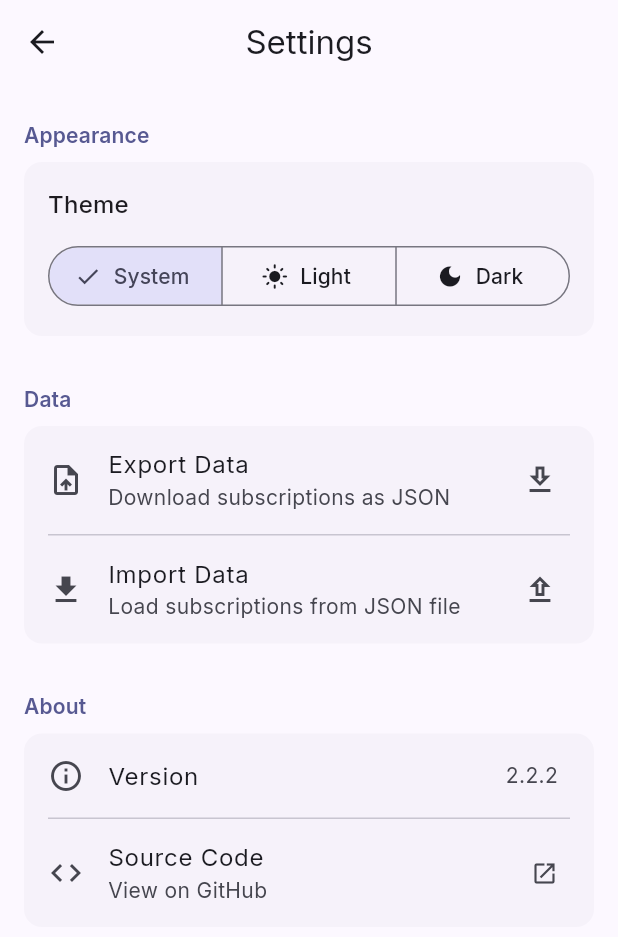
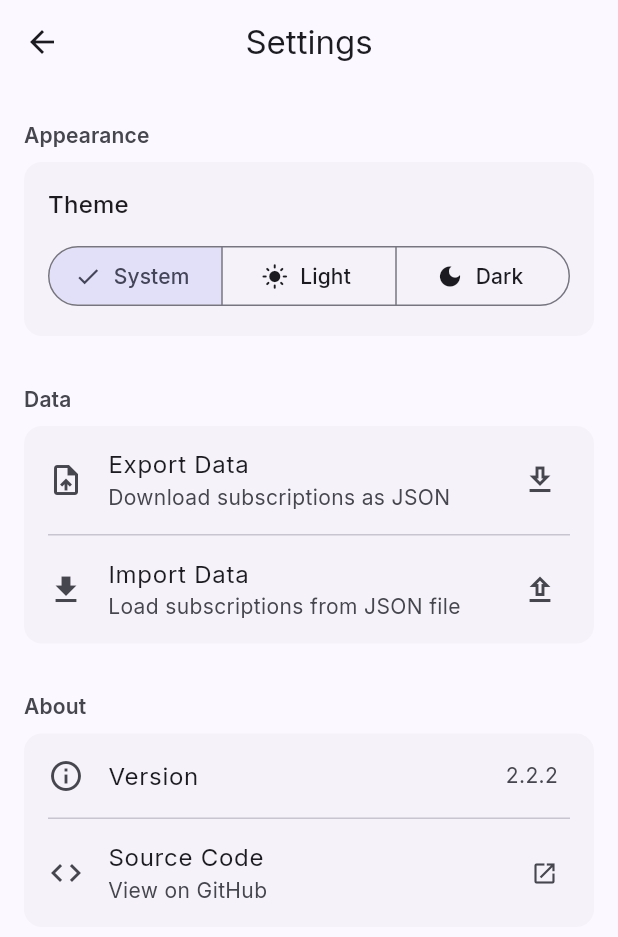
Before and after one commit to andrelupe/sub-tracker, a Flutter app: the screen it shows after launch, after a tap on the "settings" icon, on a phone screen of 412 x 824 dp. Shown: the top 937 px of the screen. Run offline on Flutter 3.47's test engine with Material 3 defaults, Android fonts, the phone set to English and light mode, and no system bars; our stand-ins replace file_picker, flutter_dotenv, flutter_riverpod, flutter_slidable, go_router, google_fonts and 2 more; missing offline and left inert: dart:html; generated files the repository leaves out were written again; network calls fail.

Commit message:
refactor: consistent desktop AppBar and improved accessibility (#14)
* refactor: consistent desktop AppBar and improved accessibility

- **Branding**: update AppBar title from 'Subscription Tracker' to 'SubTracker'
- **AppBar Consistency**: align maxWidth to 1100px across Home, Form, and Settings
- **Desktop Layout**: sticky section header in desktop layout outside scrollable area
- **Theme Refactor**: extract _buildTheme() to eliminate ~40 lines of duplication
- **Accessibility**: improve section label contrast using onSurfaceVariant color
- **Category Colors**: darken cloud, news, and education colors for better contrast
- **AppBar Polish**: add scrolledUnderElevation: 0 to prevent shadow artifacts

* docs: update README and ROADMAP with v2.2.1 and v2.2.2 features

- **README.md**: enhance Features section with desktop-specific capabilities
- **README.md**: add desktop hover actions, undo delete, and responsive layout descriptions
- **README.md**: update inline roadmap table with v2.2.1 and v2.2.2 releases
- **ROADMAP.md**: add comprehensive v2.2.1 section covering responsive desktop layout
- **ROADMAP.md**: add detailed v2.2.2 section with 18 UI polish improvements
- **Version Status**: mark v2.2.1 and v2.2.2 as Done, v2.3.0 as Next
- **Documentation**: provide complete feature coverage for recent releases

---------

Co-authored-by: andre.pereira <andre.pereira@relexsolutions.com>

```diff
--- a/lib/core/theme/app_theme.dart
+++ b/lib/core/theme/app_theme.dart
@@ -5,63 +5,27 @@ abstract class AppTheme {
   static const _primaryColor = Color(0xFF6366F1);
   static const _errorColor = Color(0xFFEF4444);
 
-  static final light = ThemeData(
+  static final light = _buildTheme(Brightness.light);
+  static final dark = _buildTheme(Brightness.dark);
+
+  static ThemeData _buildTheme(Brightness brightness) {
+    final isDark = brightness == Brightness.dark;
+    final baseTextTheme =
+        isDark ? ThemeData.dark().textTheme : ThemeData.light().textTheme;
+
+    return ThemeData(
       useMaterial3: true,
-    brightness: Brightness.light,
+      brightness: brightness,
       colorScheme: ColorScheme.fromSeed(
         seedColor: _primaryColor,
+        brightness: brightness,
         error: _errorColor,
       ),
-    textTheme: GoogleFonts.interTextTheme(),
+      textTheme: GoogleFonts.interTextTheme(baseTextTheme),
       appBarTheme: const AppBarTheme(
         centerTitle: true,
         elevation: 0,
-    ),
-    cardTheme: CardThemeData(
-      clipBehavior: Clip.antiAlias,
-      elevation: 0,
-      shape: RoundedRectangleBorder(
-        borderRadius: BorderRadius.circular(12),
-      ),
-    ),
-    inputDecorationTheme: InputDecorationTheme(
-      filled: false,
-      border: OutlineInputBorder(
-        borderRadius: BorderRadius.circular(12),
-      ),
-      floatingLabelBehavior: FloatingLabelBehavior.auto,
-      contentPadding: const EdgeInsets.symmetric(
-        horizontal: 16,
-        vertical: 16,
-      ),
-    ),
-    filledButtonTheme: FilledButtonThemeData(
-      style: FilledButton.styleFrom(
-        backgroundColor: _primaryColor,
-        foregroundColor: Colors.white,
-        padding: const EdgeInsets.symmetric(
-          horizontal: 24,
-          vertical: 14,
-        ),
-        shape: RoundedRectangleBorder(
-          borderRadius: BorderRadius.circular(12),
-        ),
-      ),
-    ),
-  );
-
-  static final dark = ThemeData(
-    useMaterial3: true,
-    brightness: Brightness.dark,
-    colorScheme: ColorScheme.fromSeed(
-      seedColor: _primaryColor,
-      brightness: Brightness.dark,
-      error: _errorColor,
-    ),
-    textTheme: GoogleFonts.interTextTheme(ThemeData.dark().textTheme),
-    appBarTheme: const AppBarTheme(
-      centerTitle: true,
-      elevation: 0,
+        scrolledUnderElevation: 0,
       ),
       cardTheme: CardThemeData(
         clipBehavior: Clip.antiAlias,
@@ -96,3 +60,4 @@ abstract class AppTheme {
       ),
     );
   }
+}
--- a/lib/features/settings/screens/settings_screen.dart
+++ b/lib/features/settings/screens/settings_screen.dart
@@ -22,7 +22,7 @@ class SettingsScreen extends ConsumerWidget {
         titleSpacing: isDesktop ? 0 : null,
         title: isDesktop
             ? CenteredContent(
-                maxWidth: 600,
+                maxWidth: 1100,
                 padding: const EdgeInsets.symmetric(horizontal: 24),
                 child: Row(
                   children: [
@@ -51,7 +51,7 @@ class SettingsScreen extends ConsumerWidget {
               child: Text(
                 'Data',
                 style: Theme.of(context).textTheme.titleSmall?.copyWith(
-                      color: Theme.of(context).colorScheme.primary,
+                      color: Theme.of(context).colorScheme.onSurfaceVariant,
                       fontWeight: FontWeight.w600,
                     ),
               ),
--- a/lib/features/settings/widgets/about_section.dart
+++ b/lib/features/settings/widgets/about_section.dart
@@ -34,7 +34,7 @@ class AboutSection extends StatelessWidget {
           child: Text(
             'About',
             style: Theme.of(context).textTheme.titleSmall?.copyWith(
-                  color: Theme.of(context).colorScheme.primary,
+                  color: Theme.of(context).colorScheme.onSurfaceVariant,
                   fontWeight: FontWeight.w600,
                 ),
           ),
--- a/lib/features/settings/widgets/theme_selector.dart
+++ b/lib/features/settings/widgets/theme_selector.dart
@@ -18,7 +18,7 @@ class ThemeSelector extends ConsumerWidget {
           child: Text(
             'Appearance',
             style: Theme.of(context).textTheme.titleSmall?.copyWith(
-                  color: Theme.of(context).colorScheme.primary,
+                  color: Theme.of(context).colorScheme.onSurfaceVariant,
                   fontWeight: FontWeight.w600,
                 ),
           ),
--- a/lib/features/subscriptions/models/subscription_category.dart
+++ b/lib/features/subscriptions/models/subscription_category.dart
@@ -5,10 +5,10 @@ enum SubscriptionCategory {
   music('Music', Icons.music_note_outlined, Color(0xFFF97316)),
   productivity('Productivity', Icons.work_outline, Color(0xFF3B82F6)),
   gaming('Gaming', Icons.sports_esports_outlined, Color(0xFF8B5CF6)),
-  cloud('Cloud Storage', Icons.cloud_outlined, Color(0xFF06B6D4)),
-  news('News & Media', Icons.newspaper_outlined, Color(0xFF84CC16)),
+  cloud('Cloud Storage', Icons.cloud_outlined, Color(0xFF0891B2)),
+  news('News & Media', Icons.newspaper_outlined, Color(0xFF65A30D)),
   fitness('Fitness', Icons.fitness_center_outlined, Color(0xFFEC4899)),
-  education('Education', Icons.school_outlined, Color(0xFFF59E0B)),
+  education('Education', Icons.school_outlined, Color(0xFFD97706)),
   utilities('Utilities', Icons.settings_outlined, Color(0xFF6B7280)),
   other('Other', Icons.category_outlined, Color(0xFF64748B));
 
--- a/lib/features/subscriptions/screens/home_screen.dart
+++ b/lib/features/subscriptions/screens/home_screen.dart
@@ -207,11 +207,8 @@ class _HomeScreenState extends ConsumerState<HomeScreen> {
                   const SizedBox(width: 24),
                   // Main content
                   Expanded(
-                    child: RefreshIndicator(
-                      onRefresh: () async {
-                        ref.invalidate(subscriptionsNotifierProvider);
-                      },
-                      child: ListView(
+                    child: Column(
+                      crossAxisAlignment: CrossAxisAlignment.start,
                       children: [
                         _buildSectionHeader(
                           filteredSubscriptions,
@@ -219,6 +216,13 @@ class _HomeScreenState extends ConsumerState<HomeScreen> {
                           showInactive,
                         ),
                         const SizedBox(height: 12),
+                        Expanded(
+                          child: RefreshIndicator(
+                            onRefresh: () async {
+                              ref.invalidate(subscriptionsNotifierProvider);
+                            },
+                            child: ListView(
+                              children: [
                                 _buildSubscriptionList(
                                   filteredSubscriptions,
                                   hasActiveFilters,
@@ -226,6 +230,9 @@ class _HomeScreenState extends ConsumerState<HomeScreen> {
                                 ),
                               ],
                             ),
+                          ),
+                        ),
+                      ],
                     ),
                   ),
                 ],
@@ -262,7 +269,7 @@ class _HomeScreenState extends ConsumerState<HomeScreen> {
                     width: 32,
                   ),
                   const SizedBox(width: 10),
-                  const Text('Subscription Tracker'),
+                  const Text('SubTracker'),
                 ],
               ),
               const Spacer(),
--- a/lib/features/subscriptions/screens/subscription_form_screen.dart
+++ b/lib/features/subscriptions/screens/subscription_form_screen.dart
@@ -228,7 +228,7 @@ class _SubscriptionFormScreenState
         titleSpacing: isDesktop ? 0 : null,
         title: isDesktop
             ? CenteredContent(
-                maxWidth: 500,
+                maxWidth: 1100,
                 padding: const EdgeInsets.symmetric(horizontal: 24),
                 child: Row(
                   children: [
```
Also changed, not shown: 2 other files. Lines whose indentation alone changed are shown as unchanged.
